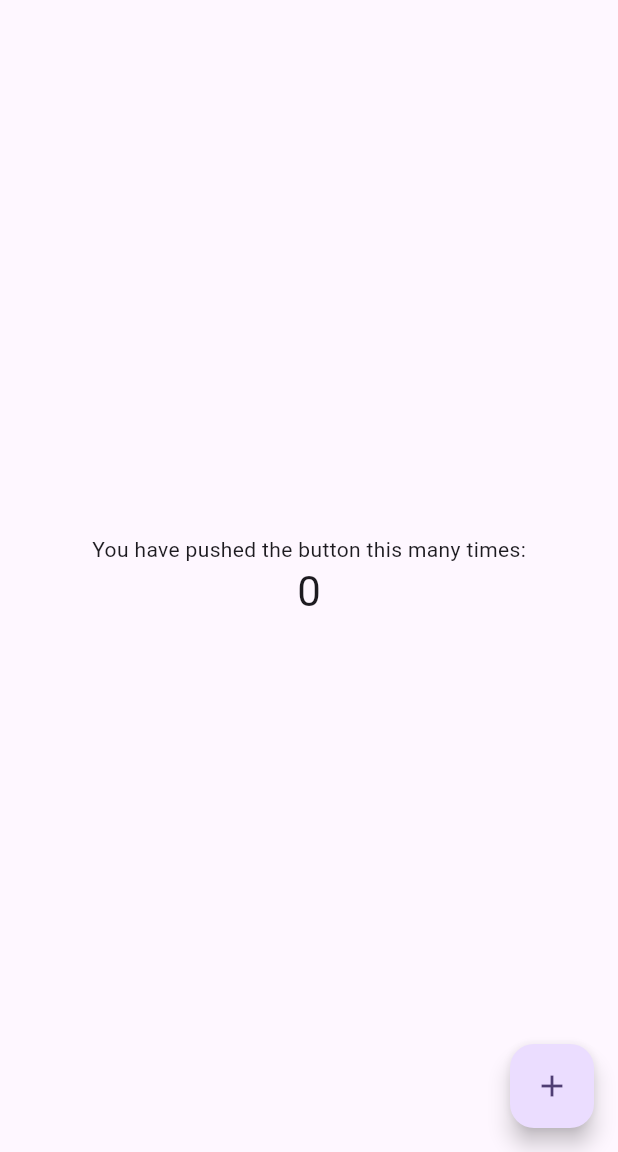
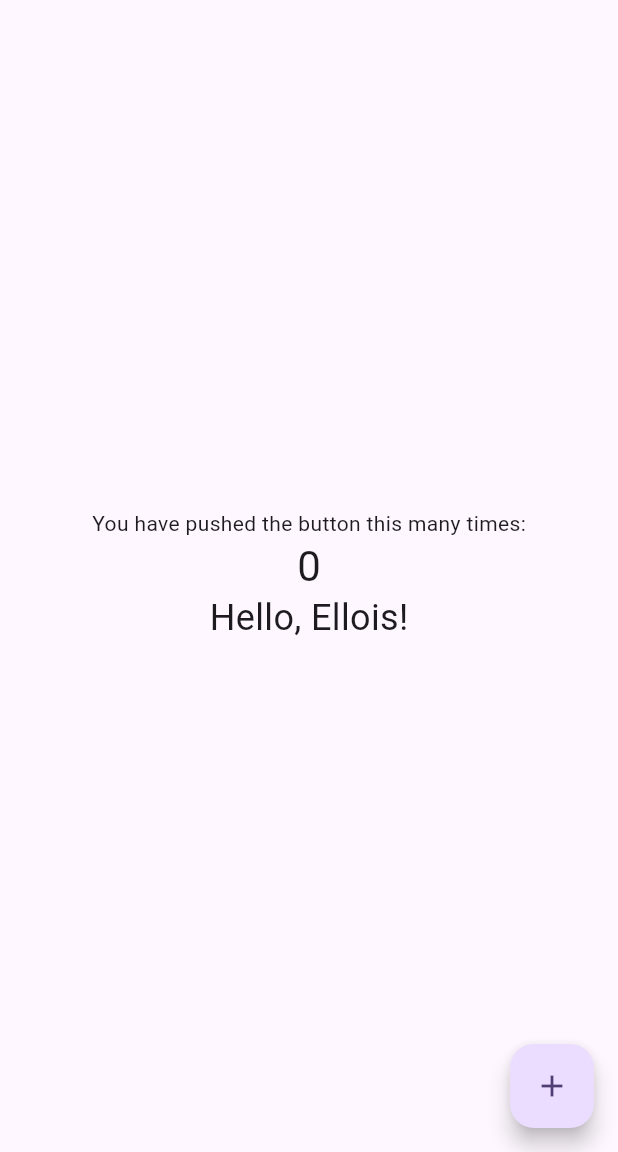
Before and after one commit to pocalatte/flutter-fundamental-part1, a Flutter app: the screen it shows after launch, on a phone screen of 412 x 824 dp, the part 84-1236 px from its top. Run offline on Flutter 3.47's test engine with Material 3 defaults, Android fonts, the phone set to English and light mode, and no system bars.

Commit message:
praktikum3 langkah 12

```diff
--- a/lib/main.dart
+++ b/lib/main.dart
@@ -112,6 +112,10 @@ class _MyHomePageState extends State<MyHomePage> {
               '$_counter',
               style: Theme.of(context).textTheme.headlineMedium,
             ),
+            const Text(
+              'Hello, Ellois!',
+              style: TextStyle(fontSize: 24),
+            )
           ],
         ),
       ),
```
Also changed, not shown: image/README/1729962220561.png (added), images/01.png (added), 1 other file.
